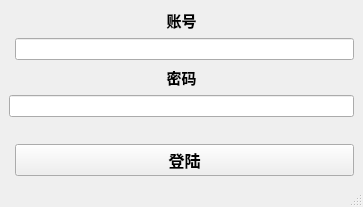
Old version of the form src/client/login.ui in the repository TimHsue/Latex-Editor.
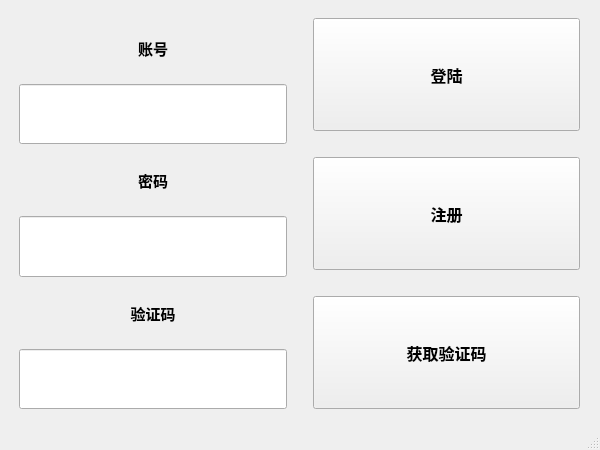
New version of the form.

Diff of the .ui file:
```diff
--- a/src/client/login.ui
+++ b/src/client/login.ui
@@ -6,16 +6,51 @@
    <rect>
     <x>0</x>
     <y>0</y>
-    <width>363</width>
-    <height>196</height>
+    <width>600</width>
+    <height>450</height>
    </rect>
   </property>
+  <property name="sizePolicy">
+   <sizepolicy hsizetype="Preferred" vsizetype="Preferred">
+    <horstretch>0</horstretch>
+    <verstretch>0</verstretch>
+   </sizepolicy>
+  </property>
+  <property name="minimumSize">
+   <size>
+    <width>600</width>
+    <height>450</height>
+   </size>
+  </property>
+  <property name="maximumSize">
+   <size>
+    <width>600</width>
+    <height>450</height>
+   </size>
+  </property>
   <property name="windowTitle">
    <string>MainWindow</string>
   </property>
   <widget class="QWidget" name="centralwidget">
-   <layout class="QFormLayout" name="formLayout">
-    <item row="2" column="0" colspan="2">
+   <property name="sizePolicy">
+    <sizepolicy hsizetype="Preferred" vsizetype="Preferred">
+     <horstretch>0</horstretch>
+     <verstretch>0</verstretch>
+    </sizepolicy>
+   </property>
+   <widget class="QWidget" name="">
+    <property name="geometry">
+     <rect>
+      <x>19</x>
+      <y>18</y>
+      <width>561</width>
+      <height>391</height>
+     </rect>
+    </property>
+    <layout class="QHBoxLayout" name="horizontalLayout">
+     <item>
+      <layout class="QVBoxLayout" name="verticalLayout">
+       <item>
      <widget class="QLabel" name="label">
       <property name="sizePolicy">
        <sizepolicy hsizetype="Expanding" vsizetype="Expanding">
@@ -23,6 +58,12 @@
         <verstretch>0</verstretch>
        </sizepolicy>
       </property>
+         <property name="minimumSize">
+          <size>
+           <width>187</width>
+           <height>22</height>
+          </size>
+         </property>
       <property name="font">
        <font>
         <family>微软雅黑</family>
@@ -42,64 +83,7 @@
       </property>
      </widget>
     </item>
-    <item row="4" column="0" colspan="2">
-     <widget class="QLabel" name="label_2">
-      <property name="sizePolicy">
-       <sizepolicy hsizetype="Expanding" vsizetype="Preferred">
-        <horstretch>0</horstretch>
-        <verstretch>0</verstretch>
-       </sizepolicy>
-      </property>
-      <property name="font">
-       <font>
-        <family>微软雅黑</family>
-        <pointsize>11</pointsize>
-        <weight>75</weight>
-        <bold>true</bold>
-       </font>
-      </property>
-      <property name="text">
-       <string>密码</string>
-      </property>
-      <property name="alignment">
-       <set>Qt::AlignCenter</set>
-      </property>
-     </widget>
-    </item>
-    <item row="8" column="1">
-     <widget class="QPushButton" name="login_2">
-      <property name="sizePolicy">
-       <sizepolicy hsizetype="Expanding" vsizetype="Fixed">
-        <horstretch>0</horstretch>
-        <verstretch>0</verstretch>
-       </sizepolicy>
-      </property>
-      <property name="font">
-       <font>
-        <pointsize>12</pointsize>
-        <weight>75</weight>
-        <bold>true</bold>
-       </font>
-      </property>
-      <property name="text">
-       <string>登陆</string>
-      </property>
-     </widget>
-    </item>
-    <item row="7" column="1">
-     <spacer name="horizontalSpacer">
-      <property name="orientation">
-       <enum>Qt::Horizontal</enum>
-      </property>
-      <property name="sizeHint" stdset="0">
-       <size>
-        <width>40</width>
-        <height>15</height>
-       </size>
-      </property>
-     </spacer>
-    </item>
-    <item row="3" column="1">
+       <item>
      <widget class="QLineEdit" name="account">
       <property name="sizePolicy">
        <sizepolicy hsizetype="Expanding" vsizetype="Expanding">
@@ -107,6 +91,12 @@
         <verstretch>0</verstretch>
        </sizepolicy>
       </property>
+         <property name="minimumSize">
+          <size>
+           <width>178</width>
+           <height>0</height>
+          </size>
+         </property>
       <property name="toolTip">
        <string/>
       </property>
@@ -118,14 +108,56 @@
       </property>
      </widget>
     </item>
-    <item row="5" column="0" colspan="2">
+       <item>
+        <widget class="QLabel" name="label_2">
+         <property name="sizePolicy">
+          <sizepolicy hsizetype="Expanding" vsizetype="Expanding">
+           <horstretch>0</horstretch>
+           <verstretch>0</verstretch>
+          </sizepolicy>
+         </property>
+         <property name="minimumSize">
+          <size>
+           <width>187</width>
+           <height>22</height>
+          </size>
+         </property>
+         <property name="font">
+          <font>
+           <family>微软雅黑</family>
+           <pointsize>11</pointsize>
+           <weight>75</weight>
+           <bold>true</bold>
+          </font>
+         </property>
+         <property name="text">
+          <string> 密码 </string>
+         </property>
+         <property name="alignment">
+          <set>Qt::AlignCenter</set>
+         </property>
+        </widget>
+       </item>
+       <item>
      <widget class="QLineEdit" name="password">
       <property name="sizePolicy">
-       <sizepolicy hsizetype="Expanding" vsizetype="Fixed">
+          <sizepolicy hsizetype="Expanding" vsizetype="Expanding">
         <horstretch>0</horstretch>
         <verstretch>0</verstretch>
        </sizepolicy>
       </property>
+         <property name="minimumSize">
+          <size>
+           <width>187</width>
+           <height>22</height>
+          </size>
+         </property>
+         <property name="maximumSize">
+          <size>
+           <width>16777215</width>
+           <height>16777215</height>
+          </size>
+         </property>
       <property name="whatsThis">
        <string/>
       </property>
@@ -137,7 +169,168 @@
       </property>
      </widget>
     </item>
-   </layout>
+       <item>
+        <widget class="QLabel" name="label_3">
+         <property name="sizePolicy">
+          <sizepolicy hsizetype="Expanding" vsizetype="Expanding">
+           <horstretch>0</horstretch>
+           <verstretch>0</verstretch>
+          </sizepolicy>
+         </property>
+         <property name="minimumSize">
+          <size>
+           <width>187</width>
+           <height>22</height>
+          </size>
+         </property>
+         <property name="font">
+          <font>
+           <family>微软雅黑</family>
+           <pointsize>11</pointsize>
+           <weight>75</weight>
+           <bold>true</bold>
+          </font>
+         </property>
+         <property name="text">
+          <string>验证码</string>
+         </property>
+         <property name="alignment">
+          <set>Qt::AlignCenter</set>
+         </property>
+        </widget>
+       </item>
+       <item>
+        <widget class="QLineEdit" name="vCode">
+         <property name="sizePolicy">
+          <sizepolicy hsizetype="Expanding" vsizetype="Expanding">
+           <horstretch>0</horstretch>
+           <verstretch>0</verstretch>
+          </sizepolicy>
+         </property>
+         <property name="minimumSize">
+          <size>
+           <width>187</width>
+           <height>22</height>
+          </size>
+         </property>
+         <property name="whatsThis">
+          <string/>
+         </property>
+         <property name="maxLength">
+          <number>16</number>
+         </property>
+         <property name="echoMode">
+          <enum>QLineEdit::Password</enum>
+         </property>
+        </widget>
+       </item>
+      </layout>
+     </item>
+     <item>
+      <spacer name="verticalSpacer">
+       <property name="orientation">
+        <enum>Qt::Vertical</enum>
+       </property>
+       <property name="sizeHint" stdset="0">
+        <size>
+         <width>20</width>
+         <height>40</height>
+        </size>
+       </property>
+      </spacer>
+     </item>
+     <item>
+      <layout class="QVBoxLayout" name="verticalLayout_2">
+       <item>
+        <widget class="QPushButton" name="loginButton">
+         <property name="sizePolicy">
+          <sizepolicy hsizetype="Expanding" vsizetype="Expanding">
+           <horstretch>0</horstretch>
+           <verstretch>0</verstretch>
+          </sizepolicy>
+         </property>
+         <property name="font">
+          <font>
+           <pointsize>12</pointsize>
+           <weight>75</weight>
+           <bold>true</bold>
+          </font>
+         </property>
+         <property name="text">
+          <string>登陆</string>
+         </property>
+        </widget>
+       </item>
+       <item>
+        <spacer name="horizontalSpacer_2">
+         <property name="orientation">
+          <enum>Qt::Horizontal</enum>
+         </property>
+         <property name="sizeHint" stdset="0">
+          <size>
+           <width>40</width>
+           <height>20</height>
+          </size>
+         </property>
+        </spacer>
+       </item>
+       <item>
+        <widget class="QPushButton" name="signButton">
+         <property name="sizePolicy">
+          <sizepolicy hsizetype="Expanding" vsizetype="Expanding">
+           <horstretch>0</horstretch>
+           <verstretch>0</verstretch>
+          </sizepolicy>
+         </property>
+         <property name="font">
+          <font>
+           <pointsize>12</pointsize>
+           <weight>75</weight>
+           <bold>true</bold>
+          </font>
+         </property>
+         <property name="text">
+          <string>注册</string>
+         </property>
+        </widget>
+       </item>
+       <item>
+        <spacer name="horizontalSpacer">
+         <property name="orientation">
+          <enum>Qt::Horizontal</enum>
+         </property>
+         <property name="sizeHint" stdset="0">
+          <size>
+           <width>40</width>
+           <height>20</height>
+          </size>
+         </property>
+        </spacer>
+       </item>
+       <item>
+        <widget class="QPushButton" name="vCodeButton">
+         <property name="sizePolicy">
+          <sizepolicy hsizetype="Expanding" vsizetype="Expanding">
+           <horstretch>0</horstretch>
+           <verstretch>0</verstretch>
+          </sizepolicy>
+         </property>
+         <property name="font">
+          <font>
+           <pointsize>12</pointsize>
+           <weight>75</weight>
+           <bold>true</bold>
+          </font>
+         </property>
+         <property name="text">
+          <string>获取验证码</string>
+         </property>
+        </widget>
+       </item>
+      </layout>
+     </item>
+    </layout>
+   </widget>
   </widget>
   <widget class="QMenuBar" name="menubar">
    <property name="geometry">
```
Left out of the diff: 5 changed lines with no effect on the pictures. Lines whose indentation alone changed are shown as unchanged.
